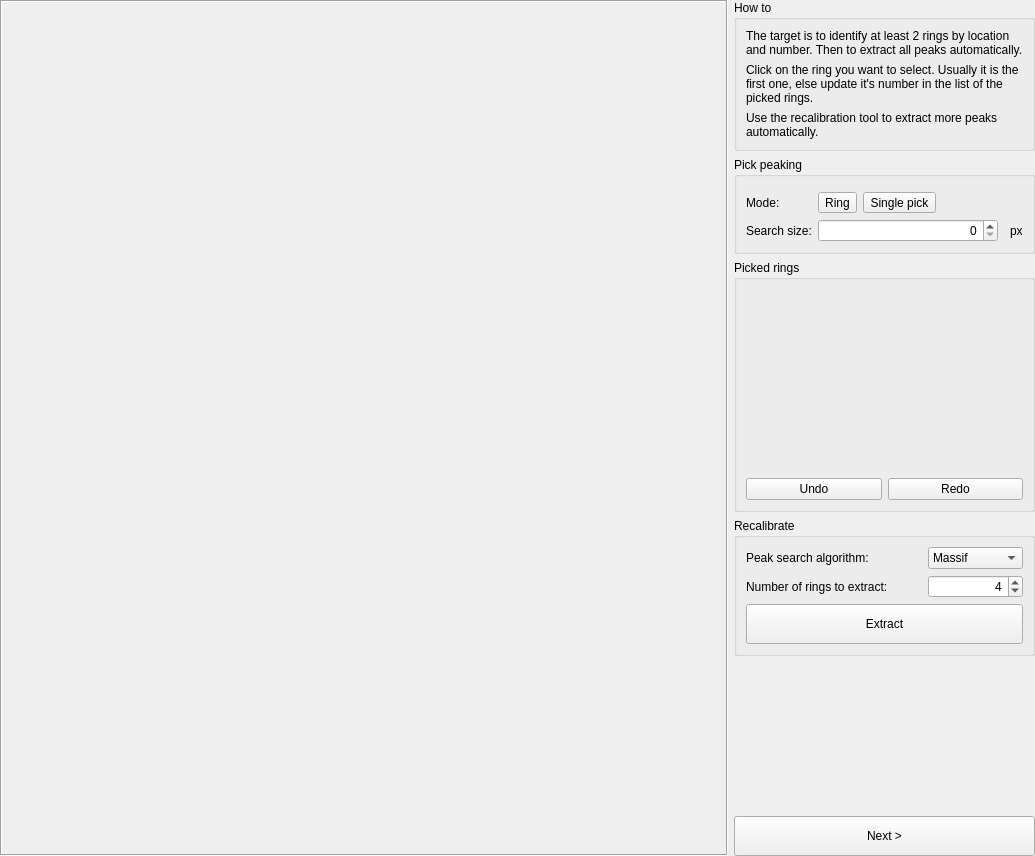
Above: pyFAI/resources/gui/calibration-peakpicking.ui from silx-kit/pyFAI before the change. Below: the same form after it.
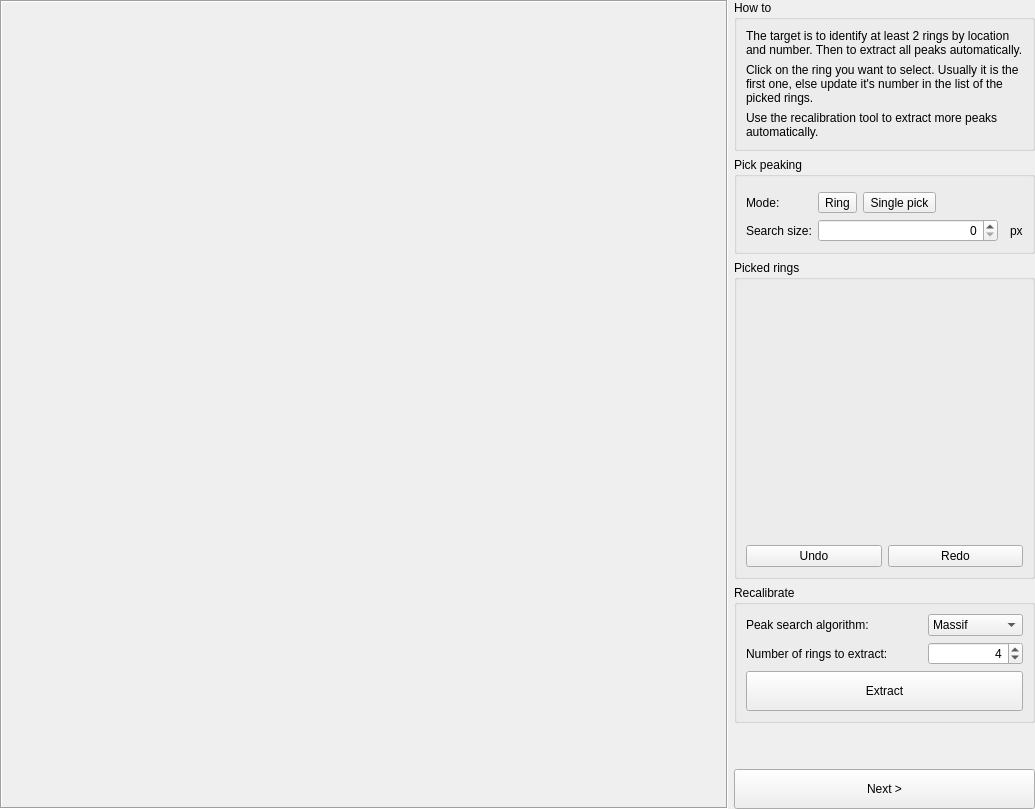
That is the form after the change.

Commit message:
Use massif to select peaks
- Display them to the graph and to a qtableview

```diff
--- a/pyFAI/resources/gui/calibration-peakpicking.ui
+++ b/pyFAI/resources/gui/calibration-peakpicking.ui
@@ -7,7 +7,7 @@
     <x>0</x>
     <y>0</y>
     <width>1035</width>
-    <height>856</height>
+    <height>809</height>
    </rect>
   </property>
   <property name="windowTitle">
@@ -32,7 +32,7 @@
    </item>
    <item>
     <widget class="QWidget" name="widget" native="true">
-     <layout class="QVBoxLayout" name="verticalLayout_3">
+     <layout class="QVBoxLayout" name="verticalLayout_3" stretch="0,0,1,0,0,0">
       <property name="margin">
        <number>0</number>
       </property>
@@ -187,7 +187,7 @@
       <item>
        <widget class="QGroupBox" name="groupBox_7">
         <property name="sizePolicy">
-         <sizepolicy hsizetype="Preferred" vsizetype="Minimum">
+         <sizepolicy hsizetype="Preferred" vsizetype="Expanding">
           <horstretch>0</horstretch>
           <verstretch>0</verstretch>
          </sizepolicy>
@@ -196,6 +196,9 @@
          <string>Picked rings</string>
         </property>
         <layout class="QVBoxLayout" name="verticalLayout" stretch="0,0">
+         <property name="sizeConstraint">
+          <enum>QLayout::SetMinAndMaxSize</enum>
+         </property>
          <property name="leftMargin">
           <number>9</number>
          </property>
@@ -222,6 +225,27 @@
            <property name="selectionBehavior">
             <enum>QAbstractItemView::SelectRows</enum>
            </property>
+           <property name="verticalScrollMode">
+            <enum>QAbstractItemView::ScrollPerPixel</enum>
+           </property>
+           <property name="horizontalScrollMode">
+            <enum>QAbstractItemView::ScrollPerPixel</enum>
+           </property>
+           <property name="showGrid">
+            <bool>false</bool>
+           </property>
+           <property name="wordWrap">
+            <bool>false</bool>
+           </property>
+           <attribute name="horizontalHeaderHighlightSections">
+            <bool>false</bool>
+           </attribute>
+           <attribute name="verticalHeaderVisible">
+            <bool>false</bool>
+           </attribute>
+           <attribute name="verticalHeaderHighlightSections">
+            <bool>false</bool>
+           </attribute>
           </widget>
          </item>
          <item>
@@ -325,6 +349,9 @@
         <property name="orientation">
          <enum>Qt::Vertical</enum>
         </property>
+        <property name="sizeType">
+         <enum>QSizePolicy::MinimumExpanding</enum>
+        </property>
         <property name="sizeHint" stdset="0">
          <size>
           <width>20</width>
```
Left out of the diff: 3 changed lines with no effect on the pictures. The commit also changes 1 other file.
